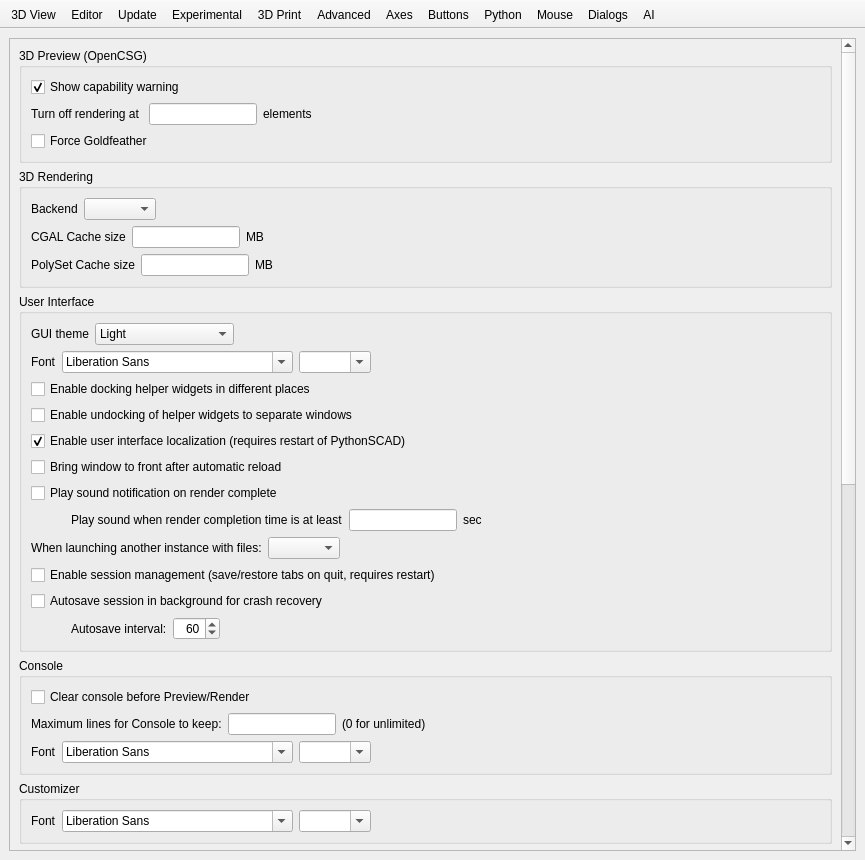
Before: the Qt Designer form src/gui/Preferences.ui in pythonscad/pythonscad, drawn with Qt 5.
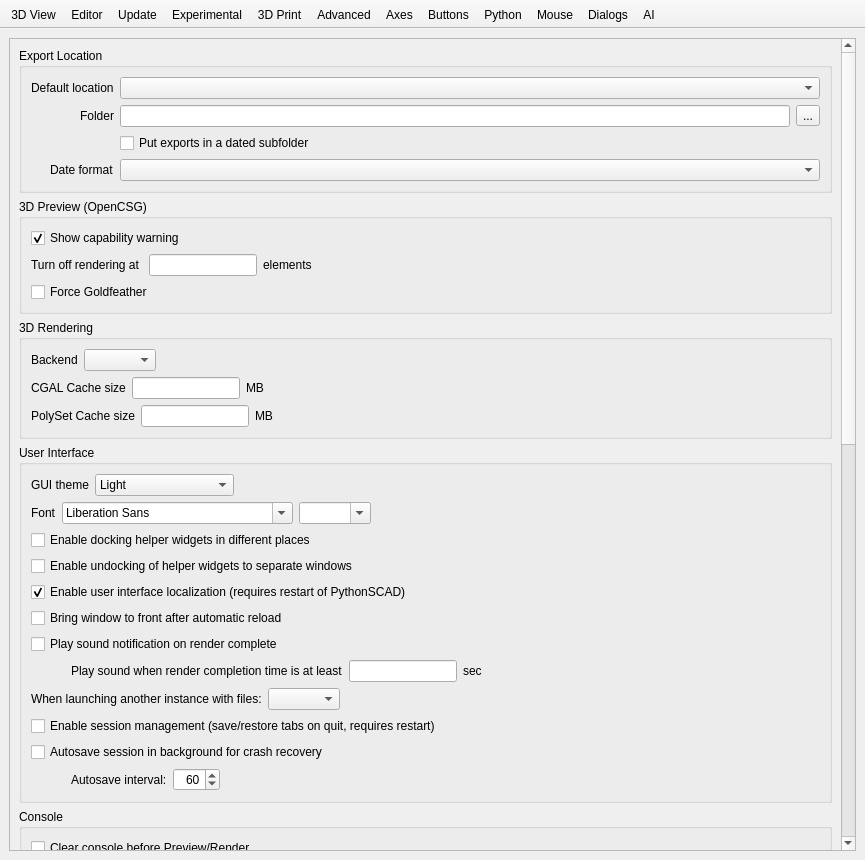
After: the same form once the commit is applied. The open tabs and pages were chosen to show the change. Icons and pictures are not drawn. Custom widgets are drawn as their Qt base class.

Commit message: feat(gui): configurable default export location

```diff
--- a/src/gui/Preferences.ui
+++ b/src/gui/Preferences.ui
@@ -2041,6 +2041,73 @@
             <property name="rightMargin">
              <number>9</number>
             </property>
+            <item>
+             <widget class="QGroupBox" name="groupBoxExportLocation">
+              <property name="title">
+               <string>Export Location</string>
+              </property>
+              <layout class="QGridLayout" name="gridLayoutExportLocation">
+               <item row="0" column="0" alignment="Qt::AlignRight">
+                <widget class="QLabel" name="labelExportLocationMode">
+                 <property name="text">
+                  <string>Default location</string>
+                 </property>
+                </widget>
+               </item>
+               <item row="0" column="1" colspan="2">
+                <widget class="QComboBox" name="comboBoxExportLocationMode">
+                 <property name="toolTip">
+                  <string>Where the &quot;Export as ...&quot; dialog starts. &quot;Remember per design&quot; learns the folder each design was last exported to and keeps it between sessions.</string>
+                 </property>
+                </widget>
+               </item>
+               <item row="1" column="0" alignment="Qt::AlignRight">
+                <widget class="QLabel" name="labelExportFixedFolder">
+                 <property name="text">
+                  <string>Folder</string>
+                 </property>
+                </widget>
+               </item>
+               <item row="1" column="1">
+                <widget class="QLineEdit" name="lineEditExportFixedFolder">
+                 <property name="toolTip">
+                  <string>Used when the default location is set to &quot;Always this folder&quot;.</string>
+                 </property>
+                 <property name="clearButtonEnabled">
+                  <bool>true</bool>
+                 </property>
+                </widget>
+               </item>
+               <item row="1" column="2" alignment="Qt::AlignHCenter">
+                <widget class="QToolButton" name="toolButtonExportSelectFolder">
+                 <property name="text">
+                  <string>...</string>
+                 </property>
+                </widget>
+               </item>
+               <item row="2" column="1" colspan="2">
+                <widget class="QCheckBox" name="checkBoxExportDatedSubfolder">
+                 <property name="toolTip">
+                  <string>Put each day&apos;s exports into their own subfolder. Applies to &quot;Remember per design&quot; and &quot;Always this folder&quot;.</string>
+                 </property>
+                 <property name="text">
+                  <string>Put exports in a dated subfolder</string>
+                 </property>
+                </widget>
+               </item>
+               <item row="3" column="0" alignment="Qt::AlignRight">
+                <widget class="QLabel" name="labelExportDateFormat">
+                 <property name="text">
+                  <string>Date format</string>
+                 </property>
+                </widget>
+               </item>
+               <item row="3" column="1" colspan="2">
+                <widget class="QComboBox" name="comboBoxExportDateFormat"/>
+               </item>
+              </layout>
+             </widget>
+            </item>
             <item>
              <widget class="QGroupBox" name="groupBox_CSG">
               <property name="title">
```
The commit also changes 7 other files.
